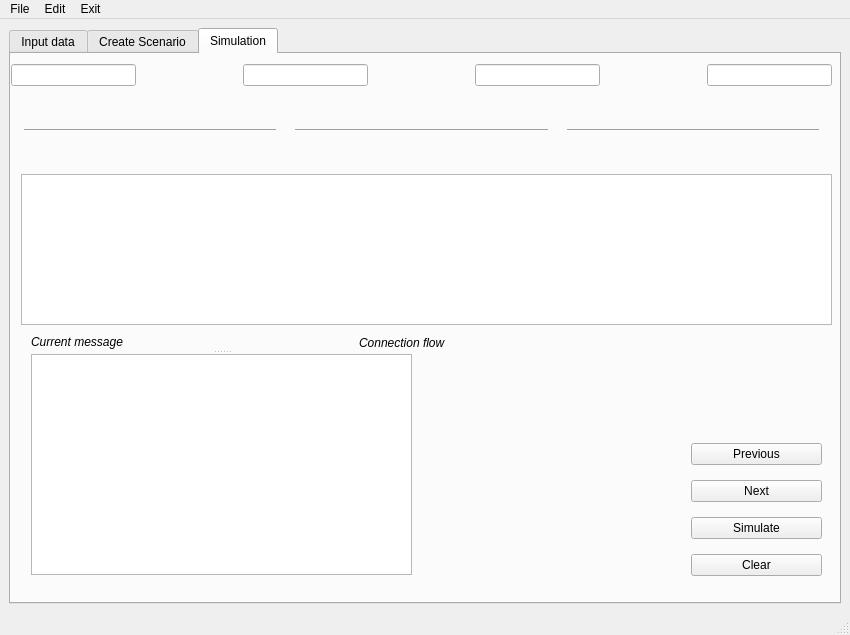
The window that GUI.ui (przypieczony/thesis_main) describes before a commit, drawn with Qt 5.
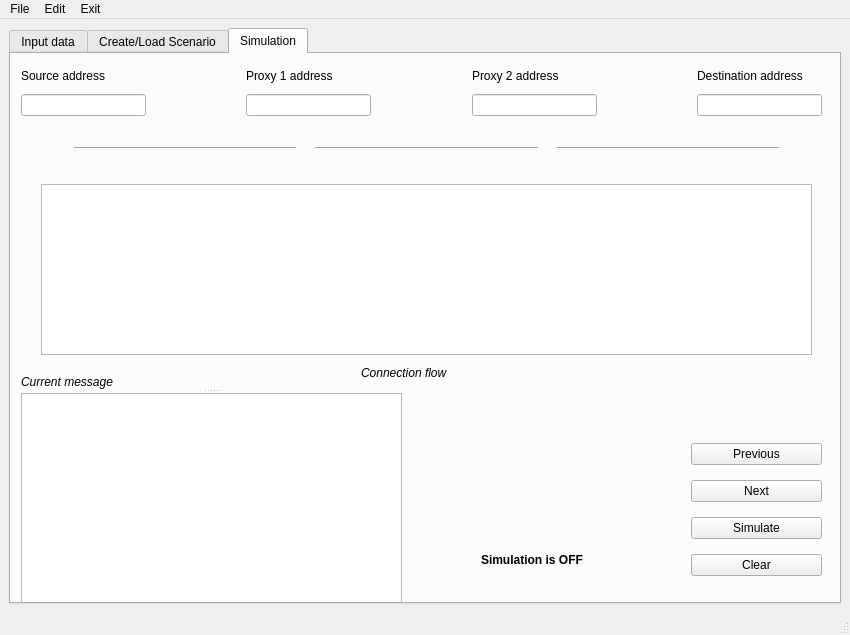
The same window after the commit. The open tabs and pages were chosen to show the change. Icons and pictures are not drawn. Custom widgets are drawn as their Qt base class.

```diff
--- a/GUI.ui
+++ b/GUI.ui
@@ -10,6 +10,24 @@
     <height>635</height>
    </rect>
   </property>
+  <property name="sizePolicy">
+   <sizepolicy hsizetype="Fixed" vsizetype="Fixed">
+    <horstretch>100</horstretch>
+    <verstretch>100</verstretch>
+   </sizepolicy>
+  </property>
+  <property name="minimumSize">
+   <size>
+    <width>850</width>
+    <height>635</height>
+   </size>
+  </property>
+  <property name="maximumSize">
+   <size>
+    <width>850</width>
+    <height>635</height>
+   </size>
+  </property>
   <property name="windowTitle">
    <string>MainWindow</string>
   </property>
@@ -18,7 +36,7 @@
   </property>
   <widget class="QWidget" name="centralwidget">
    <layout class="QGridLayout" name="gridLayout">
-    <item row="0" column="1">
+    <item row="0" column="0">
      <widget class="QTabWidget" name="tabWidget">
       <property name="font">
        <font>
@@ -430,7 +448,7 @@
       </widget>
       <widget class="QWidget" name="tab">
        <attribute name="title">
-        <string>Create Scenario</string>
+        <string>Create/Load Scenario</string>
        </attribute>
        <widget class="QFrame" name="frame">
         <property name="geometry">
@@ -668,10 +686,10 @@
        <widget class="QTextEdit" name="flowField">
         <property name="geometry">
          <rect>
-          <x>10</x>
-          <y>120</y>
-          <width>811</width>
-          <height>151</height>
+          <x>30</x>
+          <y>130</y>
+          <width>771</width>
+          <height>171</height>
          </rect>
         </property>
         <property name="font">
@@ -689,10 +707,10 @@
        <widget class="QSplitter" name="splitter_2">
         <property name="geometry">
          <rect>
-          <x>20</x>
-          <y>280</y>
+          <x>10</x>
+          <y>320</y>
           <width>381</width>
-          <height>241</height>
+          <height>231</height>
          </rect>
         </property>
         <property name="orientation">
@@ -763,62 +781,14 @@
        <widget class="QWidget" name="layoutWidget">
         <property name="geometry">
          <rect>
-          <x>0</x>
+          <x>10</x>
           <y>10</y>
-          <width>821</width>
-          <height>105</height>
+          <width>801</width>
+          <height>52</height>
          </rect>
         </property>
         <layout class="QGridLayout" name="gridLayout_6">
-         <item row="0" column="3">
-          <spacer name="horizontalSpacer_2">
-           <property name="orientation">
-            <enum>Qt::Horizontal</enum>
-           </property>
-           <property name="sizeHint" stdset="0">
-            <size>
-             <width>40</width>
-             <height>20</height>
-            </size>
-           </property>
-          </spacer>
-         </item>
-         <item row="0" column="6">
-          <widget class="QLineEdit" name="destHW">
-           <property name="enabled">
-            <bool>true</bool>
-           </property>
-           <property name="font">
-            <font>
-             <pointsize>9</pointsize>
-             <weight>75</weight>
-             <bold>true</bold>
-            </font>
-           </property>
-           <property name="statusTip">
-            <string/>
-           </property>
-           <property name="inputMethodHints">
-            <set>Qt::ImhNone</set>
-           </property>
-           <property name="inputMask">
-            <string/>
-           </property>
-           <property name="text">
-            <string/>
-           </property>
-           <property name="frame">
-            <bool>true</bool>
-           </property>
-           <property name="readOnly">
-            <bool>false</bool>
-           </property>
-           <property name="placeholderText">
-            <string/>
-           </property>
-          </widget>
-         </item>
-         <item row="0" column="0">
+         <item row="1" column="0">
           <widget class="QLineEdit" name="sourceHW">
            <property name="enabled">
             <bool>true</bool>
@@ -853,7 +823,7 @@
            </property>
           </widget>
          </item>
-         <item row="0" column="1">
+         <item row="1" column="1">
           <spacer name="horizontalSpacer">
            <property name="orientation">
             <enum>Qt::Horizontal</enum>
@@ -866,7 +836,55 @@
            </property>
           </spacer>
          </item>
-         <item row="0" column="2">
+         <item row="1" column="3">
+          <spacer name="horizontalSpacer_2">
+           <property name="orientation">
+            <enum>Qt::Horizontal</enum>
+           </property>
+           <property name="sizeHint" stdset="0">
+            <size>
+             <width>40</width>
+             <height>20</height>
+            </size>
+           </property>
+          </spacer>
+         </item>
+         <item row="1" column="6">
+          <widget class="QLineEdit" name="destHW">
+           <property name="enabled">
+            <bool>true</bool>
+           </property>
+           <property name="font">
+            <font>
+             <pointsize>9</pointsize>
+             <weight>75</weight>
+             <bold>true</bold>
+            </font>
+           </property>
+           <property name="statusTip">
+            <string/>
+           </property>
+           <property name="inputMethodHints">
+            <set>Qt::ImhNone</set>
+           </property>
+           <property name="inputMask">
+            <string/>
+           </property>
+           <property name="text">
+            <string/>
+           </property>
+           <property name="frame">
+            <bool>true</bool>
+           </property>
+           <property name="readOnly">
+            <bool>false</bool>
+           </property>
+           <property name="placeholderText">
+            <string/>
+           </property>
+          </widget>
+         </item>
+         <item row="1" column="2">
           <widget class="QLineEdit" name="proxyOneHW">
            <property name="enabled">
             <bool>true</bool>
@@ -901,7 +919,7 @@
            </property>
           </widget>
          </item>
-         <item row="0" column="4">
+         <item row="1" column="4">
           <widget class="QLineEdit" name="proxyTwoHW">
            <property name="enabled">
             <bool>true</bool>
@@ -936,7 +954,7 @@
            </property>
           </widget>
          </item>
-         <item row="0" column="5">
+         <item row="1" column="5">
           <spacer name="horizontalSpacer_3">
            <property name="orientation">
             <enum>Qt::Horizontal</enum>
@@ -949,7 +967,63 @@
            </property>
           </spacer>
          </item>
-         <item row="1" column="0" colspan="7">
+         <item row="0" column="0">
+          <widget class="QLabel" name="label_21">
+           <property name="text">
+            <string>Source address</string>
+           </property>
+          </widget>
+         </item>
+         <item row="0" column="2">
+          <widget class="QLabel" name="label_20">
+           <property name="text">
+            <string>Proxy 1 address</string>
+           </property>
+          </widget>
+         </item>
+         <item row="0" column="4">
+          <widget class="QLabel" name="label_23">
+           <property name="text">
+            <string>Proxy 2 address</string>
+           </property>
+          </widget>
+         </item>
+         <item row="0" column="6">
+          <widget class="QLabel" name="label_22">
+           <property name="text">
+            <string>Destination address</string>
+           </property>
+          </widget>
+         </item>
+        </layout>
+       </widget>
+       <widget class="QLabel" name="flowLabel">
+        <property name="geometry">
+         <rect>
+          <x>350</x>
+          <y>310</y>
+          <width>112</width>
+          <height>17</height>
+         </rect>
+        </property>
+        <property name="font">
+         <font>
+          <italic>true</italic>
+         </font>
+        </property>
+        <property name="text">
+         <string>Connection flow</string>
+        </property>
+       </widget>
+       <widget class="QWidget" name="">
+        <property name="geometry">
+         <rect>
+          <x>50</x>
+          <y>70</y>
+          <width>731</width>
+          <height>50</height>
+         </rect>
+        </property>
           <layout class="QHBoxLayout" name="horizontalLayout_3">
            <item>
             <widget class="QLabel" name="phone">
@@ -1043,26 +1117,43 @@
             </widget>
            </item>
           </layout>
-         </item>
-        </layout>
        </widget>
-       <widget class="QLabel" name="flowLabel">
+       <widget class="QWidget" name="">
         <property name="geometry">
          <rect>
-          <x>348</x>
-          <y>280</y>
-          <width>112</width>
-          <height>17</height>
+          <x>470</x>
+          <y>490</y>
+          <width>161</width>
+          <height>31</height>
          </rect>
         </property>
+        <layout class="QGridLayout" name="gridLayout_8">
+         <item row="0" column="0">
+          <widget class="QLabel" name="flowLabel_2">
         <property name="font">
          <font>
-          <italic>true</italic>
+             <weight>75</weight>
+             <italic>false</italic>
+             <bold>true</bold>
          </font>
         </property>
         <property name="text">
-         <string>Connection flow</string>
-        </property>
+            <string>Simulation is OFF</string>
+           </property>
+          </widget>
+         </item>
+         <item row="0" column="1">
+          <widget class="KLed" name="kled">
+           <property name="color">
+            <color>
+             <red>255</red>
+             <green>0</green>
+             <blue>0</blue>
+            </color>
+           </property>
+          </widget>
+         </item>
+        </layout>
        </widget>
        <zorder>layoutWidget</zorder>
        <zorder>flowField</zorder>
@@ -1115,6 +1206,13 @@
    </property>
   </action>
  </widget>
+ <customwidgets>
+  <customwidget>
+   <class>KLed</class>
+   <extends>QWidget</extends>
+   <header>kled.h</header>
+  </customwidget>
+ </customwidgets>
  <resources/>
  <connections>
   <connection>
```
Left out of the diff: 69 changed lines with no effect on the pictures. Lines whose indentation alone changed are shown as unchanged.
